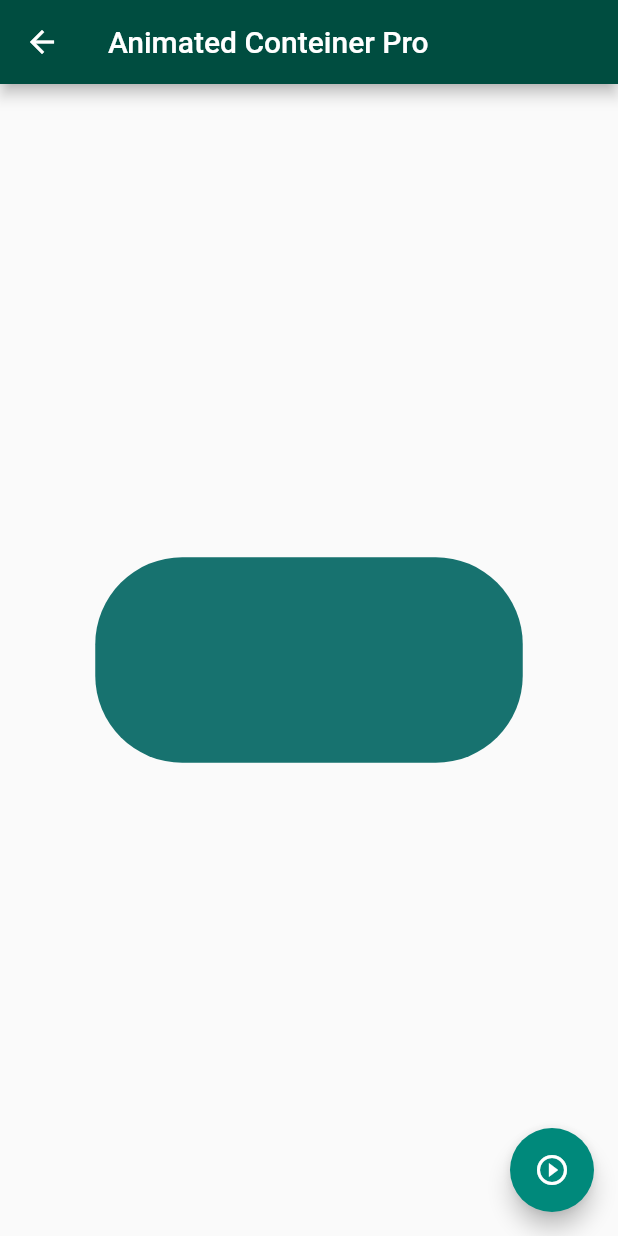
After one commit to IsraMejia/Flutter-Udemy, a Flutter app: the AnimatedContainerPage screen opened by its route, after a tap on the "play circle outline" icon, on a phone screen of 412 x 824 dp. The commit adds this screen. Run offline on Flutter 3.47's test engine with Material 2 defaults, Android fonts, the phone set to English and light mode, and no system bars.

Commit message:
Se hizo el Animate container se vio Curves para controlar las aceleraciones de las animaciones, setstates y un repaso de la logica para agrega mas pantallas

```diff
--- a/data/menu_opts.json
+++ b/data/menu_opts.json
@@ -15,6 +15,11 @@
             "ruta" : "card",
             "icon" : "folder_open",
             "texto": "Cards - Tarjetas"
+        },
+        {
+            "ruta" : "AnimetedContainer",
+            "icon" : "donut_large",
+            "texto": "Animeted Container"
         }
     ]
 }
--- /dev/null
+++ b/lib/src/pages/animated_container.dart
@@ -0,0 +1,77 @@
+import 'package:flutter/material.dart';
+import 'dart:math';
+
+class AnimatedContainerPage extends StatefulWidget {
+  @override
+  _AnimatedContainerPageState createState() => _AnimatedContainerPageState(); //Se crea el estado
+}
+
+class _AnimatedContainerPageState extends State<AnimatedContainerPage> {
+  //Manejador de estados
+
+  double _width = 50.0;
+  double _height = 50.0;
+  Color _color = Colors.teal[800];
+
+  BorderRadiusGeometry _borderRadius = BorderRadius.circular(8.0);
+
+
+  @override
+  Widget build(BuildContext context) {
+    return Scaffold(
+      appBar: AppBar(
+        title: Text('Animated Conteiner Pro'),
+        backgroundColor: Colors.teal[900] ,
+      ),
+
+      body: Center(
+        child : AnimatedContainer(
+
+          duration: Duration( milliseconds : 270 ) ,
+          //Escencial para que el AnimatedContainer funcione
+
+          curve: Curves.fastOutSlowIn,
+
+          width: _width,
+          height: _height,
+
+          decoration: BoxDecoration(
+            color: _color,
+            borderRadius: _borderRadius
+          ),
+        )
+      ),
+
+
+      floatingActionButton: FloatingActionButton(
+        onPressed: _cambiarForma ,
+        child: Icon(Icons.play_circle_outline ),
+        backgroundColor: Colors.teal[600],
+        ),
+
+
+    );
+
+  }//build
+
+  void _cambiarForma(){
+
+    final random = Random();
+
+
+    setState(() {
+      _width = random.nextInt(355).toDouble(); //max 300
+      _height = random.nextInt(350).toDouble();
+      _color = Color.fromRGBO(
+        random.nextInt(255) ,
+        random.nextInt(255),
+        random.nextInt(255),
+        1) ;
+
+      _borderRadius = BorderRadius.circular(random.nextInt(100).toDouble());
+
+    });
+
+  }
+
+}//_Animate extends State
--- a/lib/src/routes/routes.dart
+++ b/lib/src/routes/routes.dart
@@ -3,6 +3,7 @@ import 'package:componentes_app/src/pages/alert_page.dart';
 import 'package:componentes_app/src/pages/avatar_page.dart';
 import 'package:componentes_app/src/pages/home_page.dart';
 import 'package:componentes_app/src/pages/card_page.dart';
+import 'package:componentes_app/src/pages/animated_container.dart';
 
 
 Map <String, WidgetBuilder> getApplicationRoutes(){
@@ -12,6 +13,7 @@ Map <String, WidgetBuilder> getApplicationRoutes(){
           'alert'   : (BuildContext context) => AlertPage(),
           'avatar'  : (BuildContext context) => AvatarPage(),
           'card'    : (BuildContext context) => CardPage(),
+          'AnimetedContainer'   : (BuildContext context) => AnimatedContainerPage(),
   };//Las llaves tienen que ser las que tenemos como valor en el JSON
 
 }//Se creo el metodo que retornara el mapa de rutas
--- a/lib/src/utils/icon_string_util.dart
+++ b/lib/src/utils/icon_string_util.dart
@@ -9,6 +9,7 @@ final _icons = <String , IconData> {
   'add_alert'     : Icons.add_alert,
   'accessibility' : Icons.accessibility,
   'folder_open'   : Icons.folder_open,
+  'donut_large'   : Icons.donut_large,
   //Para escribir con mutiples cursores se mantiene alt u option mientras que se seleccionan
 };
 
```
Also changed, not shown: lib/src/pages/alert_page.dart (+8 -2 lines), lib/src/pages/avatar_page.dart (+27 -0 lines).
